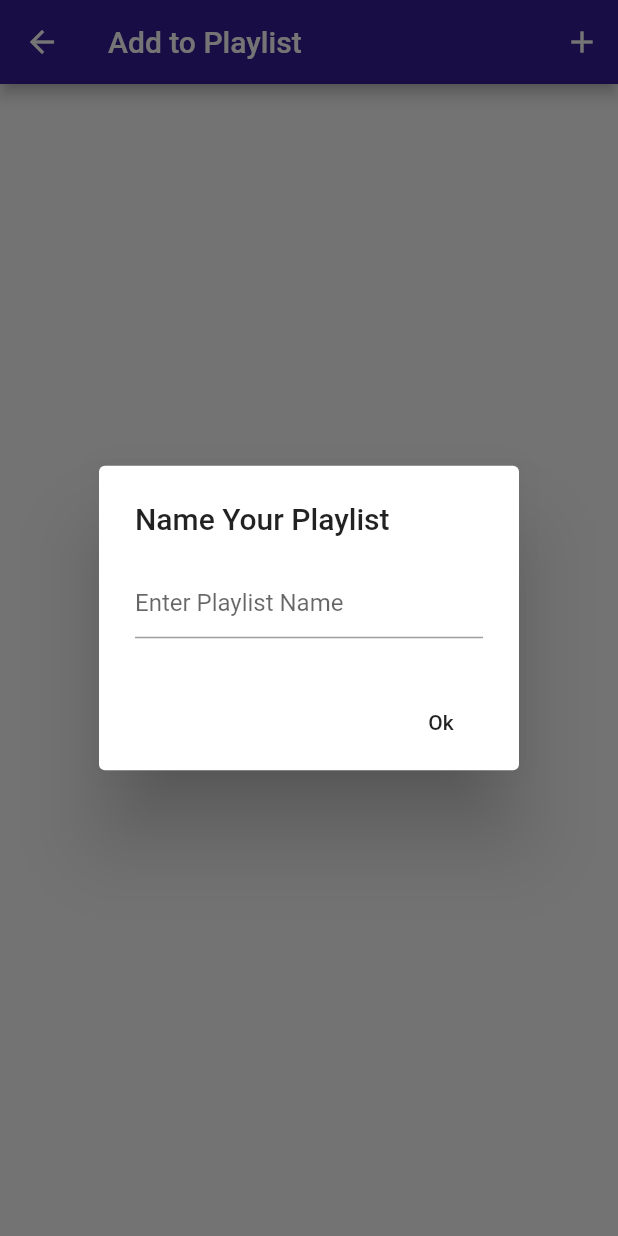
After one commit to asbn223/asbn_music, a Flutter app: the AddInScreen screen opened by its route, after a tap on the "add" icon, on a phone screen of 412 x 824 dp. The commit adds this screen. Run offline on Flutter 3.47's test engine with Material 2 defaults, Android fonts, the phone set to English and light mode, and no system bars; our stand-ins replace audioplayers, clay_containers, google_fonts, sqflite; missing offline and left inert: floating_menu, flutter_audio_query, flutter_media_notification, neuomorphic_container; accounts and stored records are empty.

Commit message:
Add to playlist has been added, Player has been updated.

```diff
--- /dev/null
+++ b/lib/models/playlist.dart
@@ -0,0 +1,12 @@
+import 'package:flutter/material.dart';
+
+class Playlist with ChangeNotifier {
+  final String playlistId, playlistName;
+  List<String> songId;
+
+  Playlist({
+    this.playlistId,
+    this.playlistName,
+    this.songId,
+  });
+}
--- /dev/null
+++ b/lib/provider/playlist_provider.dart
@@ -0,0 +1,73 @@
+import 'package:flutter/material.dart';
+import 'package:musicplayer/models/playlist.dart';
+
+class Playlists with ChangeNotifier {
+//  Map<String, Map<String, List<String>>> _playlists = {};
+  List<Playlist> _playlists = [];
+//
+//  Map<String, Map<String, List<String>>> get playlists {
+//    return {..._playlists};
+//  }
+
+  List<Playlist> get playlists {
+    return [..._playlists];
+  }
+
+//  void addInPlaylist(
+////      {String playlistId, String playlistName, String songId}) async {
+//    int playListIndex =
+//        _playlists.indexWhere((pl) => pl.playlistId == playlistId);
+////    print(playListIndex);
+////    List<String> songs;
+////
+//////    final Song newSong = Song(
+//////      id: song.id,
+//////      songName: song.songName,
+//////      songFile: song.songFile,
+//////      artist: song.artist,
+//////      album: song.album,
+//////      imgFile: song.imgFile,
+//////    );
+////    songs.add(songId);
+////    if (playListIndex < 0) {
+////      print("play");
+////      _playlists.add(
+////        Playlist(
+////            playlistId: playlistId, playlistName: playlistName, songId: [],),
+////      );
+//////      playListIndex =
+//////          _playlists.indexWhere((pl) => pl.playlistId == playlistId);
+////    }
+//////    List<PlaylistInfo> playlistInfo = await Songs.audioQuery.getPlaylists();
+//////    print(playlistInfo);
+////  }
+
+//  void addin(String playlistId, String playlistName, String songId) {
+//    if (_playlists.containsKey(playlistId)) {
+//      _playlists[playlistId][playlistName].add(songId);
+//    } else {
+//      _playlists = {
+//        playlistId: {playlistName: []}
+//      };
+//      _playlists[playlistId][playlistName].add(songId);
+//    }
+//  }
+
+  void addInPlayList(String playlistId, String playName, String songId) {
+    int playListIndex =
+        _playlists.indexWhere((pl) => pl.playlistId == playlistId);
+    if (playListIndex < 0) {
+      _playlists.add(
+        Playlist(
+          playlistId: playlistId,
+          playlistName: playName,
+          songId: [],
+        ),
+      );
+      playListIndex =
+          _playlists.indexWhere((pl) => pl.playlistId == playlistId);
+    }
+    _playlists[playListIndex].songId.add(songId);
+    notifyListeners();
+  }
+}
--- a/lib/provider/songs_provider.dart
+++ b/lib/provider/songs_provider.dart
@@ -12,7 +12,7 @@ class Songs with ChangeNotifier {
     return [..._songs];
   }
 
-  final FlutterAudioQuery audioQuery = FlutterAudioQuery();
+  static FlutterAudioQuery audioQuery = FlutterAudioQuery();
   var rng = new Random();
   Future<void> getSongs() async {
     List<Song> _gotSongs = [];
--- /dev/null
+++ b/lib/screens/add_in_playlist/add_in_screen.dart
@@ -0,0 +1,68 @@
+import 'package:flutter/material.dart';
+import 'package:musicplayer/provider/playlist_provider.dart';
+import 'package:musicplayer/screens/add_in_playlist/components/add_in_body.dart';
+import 'package:provider/provider.dart';
+
+class AddInScreen extends StatelessWidget {
+  static String routeName = '/add_in_screen';
+  TextEditingController _controller = TextEditingController();
+
+  void _showDialog({BuildContext context, Function onPressed}) {
+    showDialog(
+        context: context,
+        builder: (context) {
+          return AlertDialog(
+            title: Text("Name Your Playlist"),
+            content: TextFormField(
+              controller: _controller,
+              decoration: InputDecoration(
+                hintText: "Enter Playlist Name",
+              ),
+              validator: (value) {
+                if (value.trim().isEmpty) {
+                  return "Name is empty";
+                }
+                return null;
+              },
+              onSaved: (value) {
+                _controller.text = value;
+              },
+            ),
+            actions: <Widget>[
+              FlatButton(
+                child: Text("Ok"),
+                onPressed: onPressed,
+              ),
+            ],
+          );
+        });
+  }
+
+  @override
+  Widget build(BuildContext context) {
+    final songId = ModalRoute.of(context).settings.arguments as String;
+    final Playlists playlists = Provider.of<Playlists>(context, listen: false);
+    return Scaffold(
+      appBar: AppBar(
+        title: Text("Add to Playlist"),
+        actions: <Widget>[
+          IconButton(
+            icon: Icon(Icons.add),
+            onPressed: () {
+              _showDialog(
+                context: context,
+                onPressed: () {
+                  final len = playlists.playlists.length;
+                  playlists.addInPlayList('playlist${(len + 1).toString()}',
+                      _controller.text, songId);
+                  Navigator.of(context).pop();
+                },
+              );
+            },
+          )
+        ],
+      ),
+      body: AddToBody(),
+    );
+  }
+}
--- /dev/null
+++ b/lib/screens/add_in_playlist/components/add_in_body.dart
@@ -0,0 +1,35 @@
+import 'package:flutter/material.dart';
+import 'package:musicplayer/provider/playlist_provider.dart';
+import 'package:provider/provider.dart';
+
+class AddToBody extends StatelessWidget {
+  @override
+  Widget build(BuildContext context) {
+    final size = MediaQuery.of(context).size;
+    final playlists = Provider.of<Playlists>(context);
+    final songId = ModalRoute.of(context).settings.arguments as String;
+    print(songId);
+    return Container(
+      height: size.height,
+      width: double.infinity,
+      child: playlists.playlists.length == 0
+          ? Center(
+              child: Text('No Playlists'),
+            )
+          : ListView.builder(
+              itemBuilder: (context, index) {
+                return ListTile(
+                  title: Text(playlists.playlists[index].playlistName),
+                  onTap: () {
+                    playlists.addInPlayList(
+                        playlists.playlists[index].playlistId,
+                        playlists.playlists[index].playlistName,
+                        songId);
+                  },
+                );
+              },
+              itemCount: playlists.playlists.length,
+            ),
+    );
+  }
+}
--- /dev/null
+++ b/lib/screens/playlist/playlist_screen.dart
@@ -0,0 +1,25 @@
+import 'package:flutter/material.dart';
+import 'package:musicplayer/provider/playlist_provider.dart';
+import 'package:provider/provider.dart';
+
+class PlaylistScreen extends StatelessWidget {
+  static String routeName = 'playlist_screen';
+  @override
+  Widget build(BuildContext context) {
+    final playlist = Provider.of<Playlists>(context).playlists;
+    return Scaffold(
+      appBar: AppBar(
+        title: Text("Playlists"),
+      ),
+      body: Center(
+        child: Column(
+          children: <Widget>[
+            Text(playlist[0].songId[0]),
+            Text(playlist[0].songId[1]),
+            Text(playlist[0].songId[2]),
+          ],
+        ),
+      ),
+    );
+  }
+}
--- a/pubspec.yaml
+++ b/pubspec.yaml
@@ -37,6 +37,8 @@ dependencies:
   neuomorphic_container: ^2.0.3
   audioplayers: ^0.15.1
   flutter_media_notification: ^1.2.6
+  sqflite: ^1.3.1
+  path: ^1.6.0
 
 dev_dependencies:
   flutter_test:
```
Also changed, not shown: lib/helper/db_helper.dart (added, +28 -0 lines), lib/main.dart (+14 -2 lines), lib/screens/now_playing/now_playing_screen.dart (+16 -3 lines), lib/widgets/custom_drawer.dart (+9 -3 lines), pubspec.lock.
